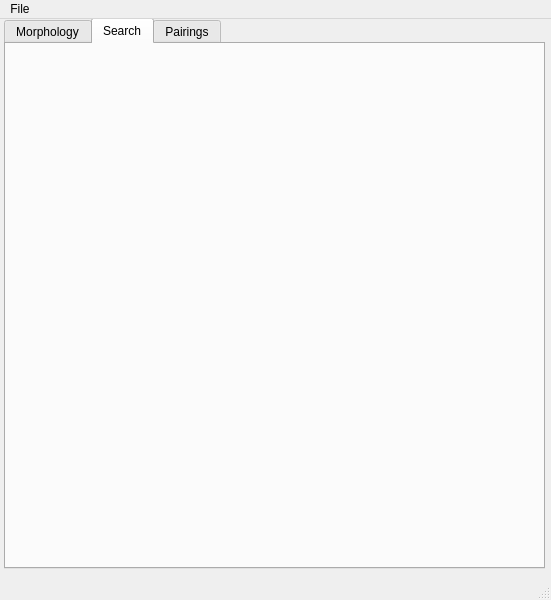
Above: mainwindow.ui from TheCalpolMan/flight-rising-breeding-tracker before the change. Below: the same form after it.
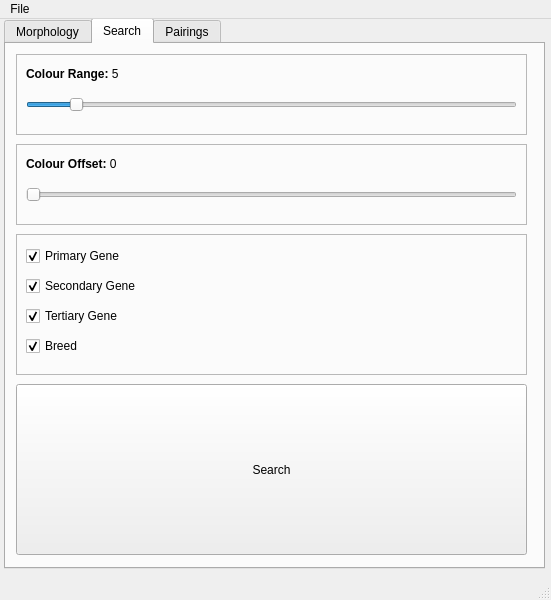
That is the form after the change. The open tabs and pages were chosen to show the change. Custom widgets are drawn as their Qt base class.

Commit message: search tab designed

```diff
--- a/mainwindow.ui
+++ b/mainwindow.ui
@@ -1233,6 +1233,204 @@
      <attribute name="title">
       <string>Search</string>
      </attribute>
+     <widget class="QFrame" name="colourrangeframe">
+      <property name="geometry">
+       <rect>
+        <x>10</x>
+        <y>10</y>
+        <width>511</width>
+        <height>81</height>
+       </rect>
+      </property>
+      <property name="frameShape">
+       <enum>QFrame::Shape::StyledPanel</enum>
+      </property>
+      <property name="frameShadow">
+       <enum>QFrame::Shadow::Raised</enum>
+      </property>
+      <widget class="QLabel" name="colourrangelabel">
+       <property name="geometry">
+        <rect>
+         <x>10</x>
+         <y>10</y>
+         <width>221</width>
+         <height>20</height>
+        </rect>
+       </property>
+       <property name="text">
+        <string>&lt;html&gt;&lt;head/&gt;&lt;body&gt;&lt;p&gt;&lt;span style=&quot; font-weight:700;&quot;&gt;Colour Range:&lt;/span&gt; 5&lt;/p&gt;&lt;/body&gt;&lt;/html&gt;</string>
+       </property>
+      </widget>
+      <widget class="QSlider" name="colourrangeslider">
+       <property name="geometry">
+        <rect>
+         <x>10</x>
+         <y>40</y>
+         <width>491</width>
+         <height>22</height>
+        </rect>
+       </property>
+       <property name="maximum">
+        <number>44</number>
+       </property>
+       <property name="value">
+        <number>4</number>
+       </property>
+       <property name="orientation">
+        <enum>Qt::Orientation::Horizontal</enum>
+       </property>
+       <property name="tickPosition">
+        <enum>QSlider::TickPosition::NoTicks</enum>
+       </property>
+      </widget>
+     </widget>
+     <widget class="QFrame" name="colouroffsetframe">
+      <property name="geometry">
+       <rect>
+        <x>10</x>
+        <y>100</y>
+        <width>511</width>
+        <height>81</height>
+       </rect>
+      </property>
+      <property name="frameShape">
+       <enum>QFrame::Shape::StyledPanel</enum>
+      </property>
+      <property name="frameShadow">
+       <enum>QFrame::Shadow::Raised</enum>
+      </property>
+      <widget class="QLabel" name="colouroffsetlabel">
+       <property name="geometry">
+        <rect>
+         <x>10</x>
+         <y>10</y>
+         <width>221</width>
+         <height>20</height>
+        </rect>
+       </property>
+       <property name="text">
+        <string>&lt;html&gt;&lt;head/&gt;&lt;body&gt;&lt;p&gt;&lt;span style=&quot; font-weight:700;&quot;&gt;Colour Offset:&lt;/span&gt; 0&lt;/p&gt;&lt;/body&gt;&lt;/html&gt;</string>
+       </property>
+      </widget>
+      <widget class="QSlider" name="colouroffsetslider">
+       <property name="geometry">
+        <rect>
+         <x>10</x>
+         <y>40</y>
+         <width>491</width>
+         <height>22</height>
+        </rect>
+       </property>
+       <property name="maximum">
+        <number>25</number>
+       </property>
+       <property name="value">
+        <number>0</number>
+       </property>
+       <property name="sliderPosition">
+        <number>0</number>
+       </property>
+       <property name="orientation">
+        <enum>Qt::Orientation::Horizontal</enum>
+       </property>
+       <property name="tickPosition">
+        <enum>QSlider::TickPosition::NoTicks</enum>
+       </property>
+      </widget>
+     </widget>
+     <widget class="QFrame" name="checkboxframe">
+      <property name="geometry">
+       <rect>
+        <x>10</x>
+        <y>190</y>
+        <width>511</width>
+        <height>141</height>
+       </rect>
+      </property>
+      <property name="frameShape">
+       <enum>QFrame::Shape::StyledPanel</enum>
+      </property>
+      <property name="frameShadow">
+       <enum>QFrame::Shadow::Raised</enum>
+      </property>
+      <widget class="QCheckBox" name="primarygenecheckbox">
+       <property name="geometry">
+        <rect>
+         <x>10</x>
+         <y>10</y>
+         <width>291</width>
+         <height>24</height>
+        </rect>
+       </property>
+       <property name="text">
+        <string>Primary Gene</string>
+       </property>
+       <property name="checked">
+        <bool>true</bool>
+       </property>
+      </widget>
+      <widget class="QCheckBox" name="secondarygenecheckbox">
+       <property name="geometry">
+        <rect>
+         <x>10</x>
+         <y>40</y>
+         <width>241</width>
+         <height>24</height>
+        </rect>
+       </property>
+       <property name="text">
+        <string>Secondary Gene</string>
+       </property>
+       <property name="checked">
+        <bool>true</bool>
+       </property>
+      </widget>
+      <widget class="QCheckBox" name="tertiarygenecheckbox">
+       <property name="geometry">
+        <rect>
+         <x>10</x>
+         <y>70</y>
+         <width>231</width>
+         <height>24</height>
+        </rect>
+       </property>
+       <property name="text">
+        <string>Tertiary Gene</string>
+       </property>
+       <property name="checked">
+        <bool>true</bool>
+       </property>
+      </widget>
+      <widget class="QCheckBox" name="breedcheckbox">
+       <property name="geometry">
+        <rect>
+         <x>10</x>
+         <y>100</y>
+         <width>241</width>
+         <height>24</height>
+        </rect>
+       </property>
+       <property name="text">
+        <string>Breed</string>
+       </property>
+       <property name="checked">
+        <bool>true</bool>
+       </property>
+      </widget>
+     </widget>
+     <widget class="QPushButton" name="pushButton">
+      <property name="geometry">
+       <rect>
+        <x>10</x>
+        <y>340</y>
+        <width>511</width>
+        <height>171</height>
+       </rect>
+      </property>
+      <property name="text">
+       <string>Search</string>
+      </property>
+     </widget>
     </widget>
     <widget class="QWidget" name="pairings">
      <attribute name="title">
```
Left out of the diff: 2 changed lines with no effect on the pictures.
